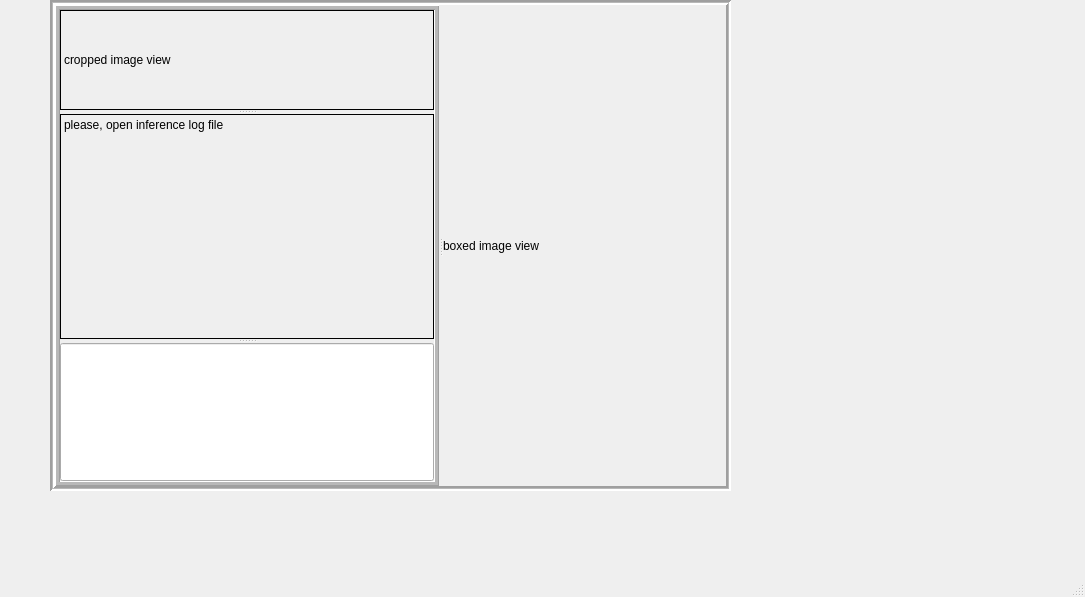
First picture: the form in ocr_data_tool.ui, repository SangheonYi/OCRDataTool, before the edit.
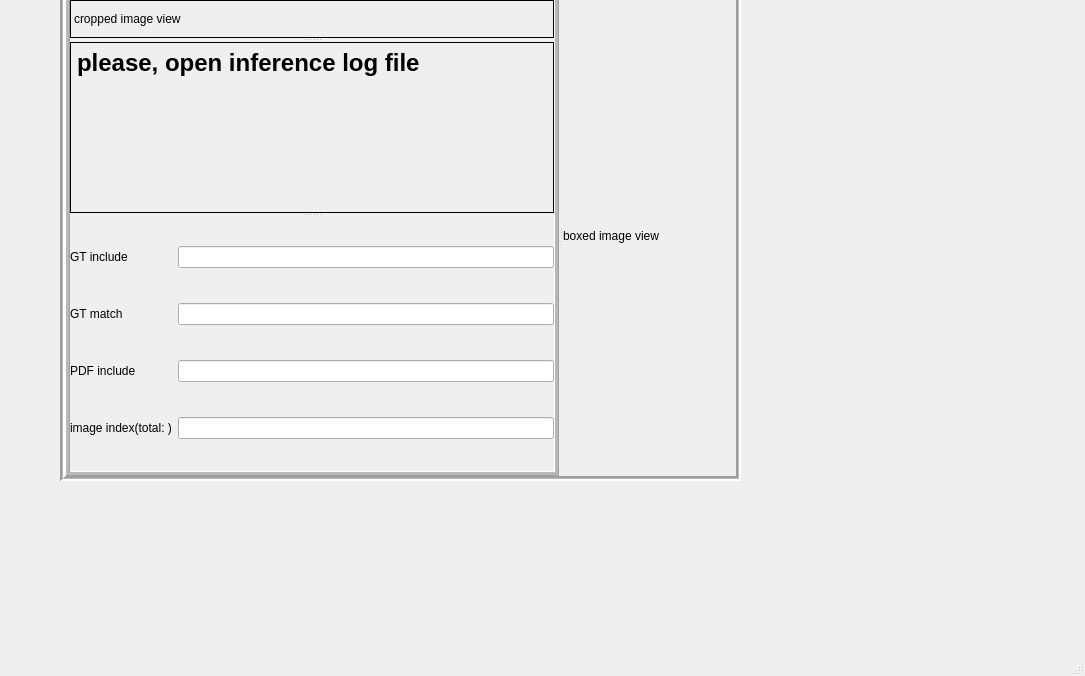
Second picture: the form after the edit.

Commit message: feat: Feat FilterView

Diff of the .ui file:
```diff
--- a/ocr_data_tool.ui
+++ b/ocr_data_tool.ui
@@ -7,7 +7,7 @@
     <x>0</x>
     <y>0</y>
     <width>1085</width>
-    <height>597</height>
+    <height>676</height>
    </rect>
   </property>
   <property name="windowTitle">
@@ -17,8 +17,8 @@
    <widget class="QSplitter" name="imageTopSplitter">
     <property name="geometry">
      <rect>
-      <x>50</x>
-      <y>0</y>
+      <x>60</x>
+      <y>-10</y>
       <width>681</width>
       <height>491</height>
      </rect>
@@ -84,6 +84,13 @@
         <height>0</height>
        </size>
       </property>
+      <property name="font">
+       <font>
+        <pointsize>18</pointsize>
+        <weight>75</weight>
+        <bold>true</bold>
+       </font>
+      </property>
       <property name="frameShape">
        <enum>QFrame::Box</enum>
       </property>
@@ -97,7 +104,50 @@
        <bool>true</bool>
       </property>
      </widget>
-     <widget class="QLineEdit" name="imageIndexLineEdit"/>
+     <widget class="QWidget" name="gridLayoutWidget">
+      <layout class="QGridLayout" name="filterGridLayout">
+       <item row="1" column="0">
+        <widget class="QLabel" name="gtMatchLabel">
+         <property name="text">
+          <string>GT match</string>
+         </property>
+        </widget>
+       </item>
+       <item row="3" column="0">
+        <widget class="QLabel" name="imageIndexLabel">
+         <property name="text">
+          <string>image index(total: )</string>
+         </property>
+        </widget>
+       </item>
+       <item row="2" column="1">
+        <widget class="QLineEdit" name="pdfIncludeLineEdit"/>
+       </item>
+       <item row="0" column="1">
+        <widget class="QLineEdit" name="gtIncludeLineEdit"/>
+       </item>
+       <item row="1" column="1">
+        <widget class="QLineEdit" name="gtMatchLineEdit"/>
+       </item>
+       <item row="0" column="0">
+        <widget class="QLabel" name="gtIncludeLabel">
+         <property name="text">
+          <string>GT include</string>
+         </property>
+        </widget>
+       </item>
+       <item row="2" column="0">
+        <widget class="QLabel" name="pdfIncludeLabel">
+         <property name="text">
+          <string>PDF include</string>
+         </property>
+        </widget>
+       </item>
+       <item row="3" column="1">
+        <widget class="QLineEdit" name="imageIndexLineEdit"/>
+       </item>
+      </layout>
+     </widget>
     </widget>
     <widget class="QLabel" name="boxedImageLabel">
      <property name="text">
```
The commit also changes 13 other files.
